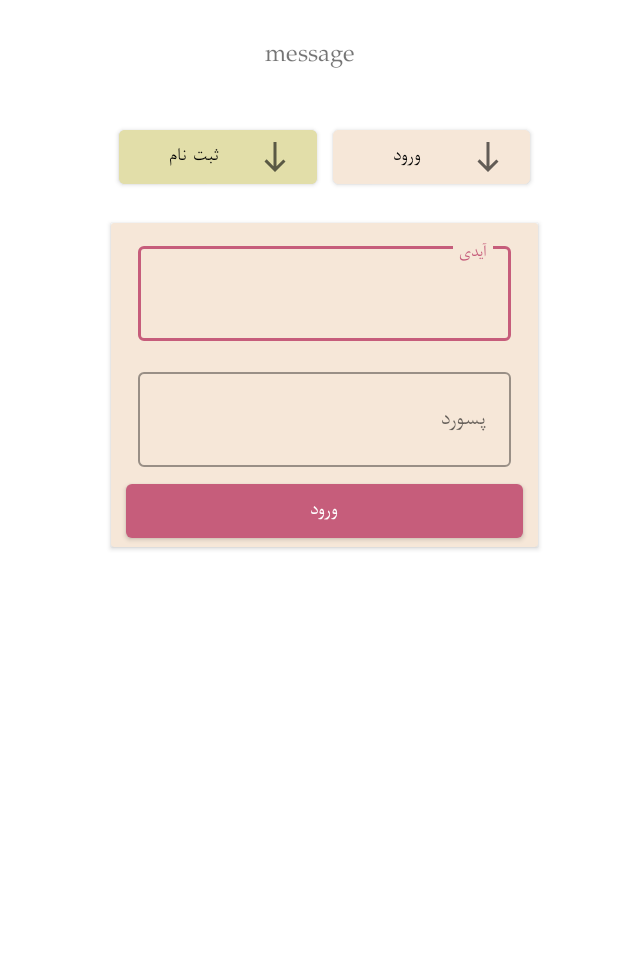
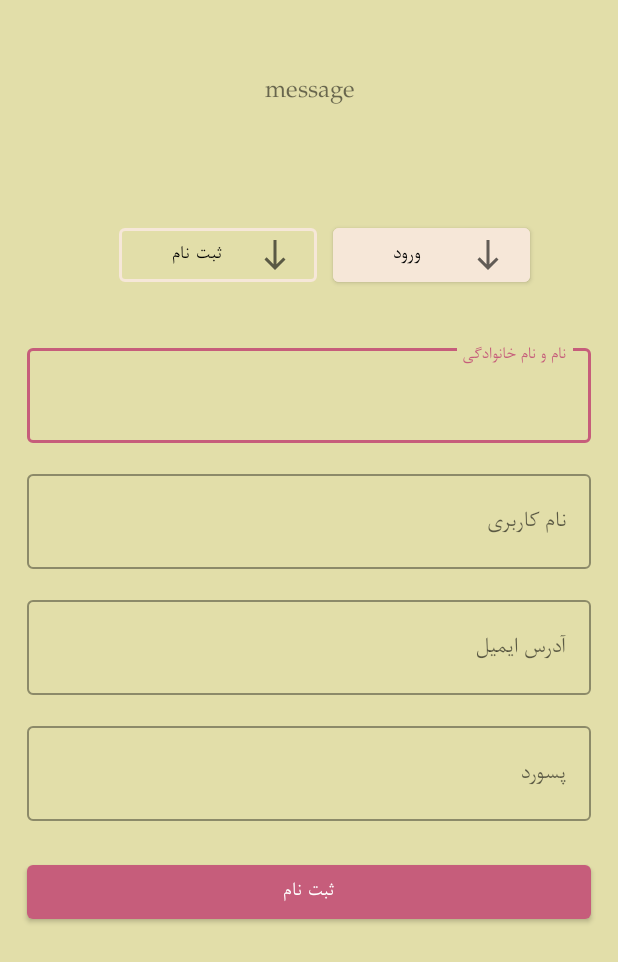
Before and after one commit to najmeRajabi/MyShop, an Android app: the layout fragment_customer.xml on its own in the app's theme, with its tools: preview values and no code run, on a phone screen of 412 x 824 dp. Shown: the top 962 px of the screen. Run offline under Robolectric (Android 15) with nearby library versions, the phone set to English and light mode, and no system bars.

Commit message:
add fun saveCustomer to sharedPreferences in CustomerViewModel.kt

```diff
--- a/app/src/main/java/com/example/myshop/ui/customer/CustomerViewModel.kt
+++ b/app/src/main/java/com/example/myshop/ui/customer/CustomerViewModel.kt
@@ -1,17 +1,25 @@
 package com.example.myshop.ui.customer
 
+import android.content.Context
 import androidx.lifecycle.MutableLiveData
 import androidx.lifecycle.viewModelScope
 import com.example.myshop.data.ProductRepository
 import com.example.myshop.model.Customer
+import com.example.myshop.ui.detail.ORDER
+import com.example.myshop.ui.detail.ORDER_ID
 import com.example.myshop.ui.disconnect.BaseViewModel
 import com.example.myshop.ui.disconnect.State
-import com.example.myshop.ui.handleRequestCode
 import dagger.hilt.android.lifecycle.HiltViewModel
 import kotlinx.coroutines.Dispatchers
-import kotlinx.coroutines.ExecutorCoroutineDispatcher
 import kotlinx.coroutines.launch
 import javax.inject.Inject
+
+const val CUSTOMER_INFO = "customerInfo"
+const val CUSTOMER_NAME = "customerName"
+const val CUSTOMER_ID = "customerId"
+const val CUSTOMER_USERNAME = "customerUserName"
+const val CUSTOMER_PASSWORD = "customerPassword"
+const val CUSTOMER_EMAIL = "customerEmail"
 
 @HiltViewModel
 class CustomerViewModel @Inject constructor(
@@ -22,36 +30,54 @@ class CustomerViewModel @Inject constructor(
     val registerMessage = MutableLiveData<String>()
     val state = MutableLiveData<State>()
 
-    fun register(customer: Customer) {
+    fun register(iCustomer: Customer) {
         viewModelScope.launch(Dispatchers.IO) {
+            try {
                 state.postValue(State.LOADING)
-            mCustomer.postValue( productRepository.register(customer).data!![0])
-            state.postValue(productRepository.register(customer).status)
-            message.postValue(productRepository.register(customer).message)
-            registerMessage.postValue(message.value+" آیدی شما:  "+mCustomer.value?.id)
+                val listCustomer =productRepository.register(iCustomer).data!!
+                mCustomer.postValue(listCustomer[listCustomer.size-1])
+                state.postValue(productRepository.register(iCustomer).status)
+                message.postValue(productRepository.register(iCustomer).message)
+                registerMessage.postValue(message.value + " آیدی شما:  " + mCustomer.value?.id)
+                customer.postValue(mCustomer.value)
+                registered = true
+            }catch (e: Exception){
+                state.postValue(State.FAILED)
             }
-//        viewModelScope.launch {
-//            try {
-//                mCustomer.postValue(productRepository.register(customer = customer)[0])
-//                registerMessage.postValue("ثبت نام با موفقیت انجام شد. آیدی شما = "+ (mCustomer.value?.id
-//                    ?: 0))
-//            } catch (e: Exception) {
-//                registerMessage.postValue("ثبت نام با شکست رو برو شد !  "+ e.message)
-//            }
-//        }
+
+        }
+    }
+
+    fun saveCustomerToShearedPreferences(context: Context) {
+        if (registered) {
+            val sharedPreferences =
+                context.getSharedPreferences(CUSTOMER_INFO, Context.MODE_PRIVATE)
+            val editor = sharedPreferences.edit()
+            editor.putString(CUSTOMER_NAME, mCustomer.value?.first_name)
+            editor.putString(CUSTOMER_ID, mCustomer.value?.id)
+            editor.putString(CUSTOMER_USERNAME, mCustomer.value?.username)
+            editor.putString(CUSTOMER_PASSWORD, mCustomer.value?.password)
+            editor.putString(CUSTOMER_EMAIL, mCustomer.value?.email)
+            editor.apply()
+        }
     }
 
     fun login(id: Int , password: String) {
         viewModelScope.launch(Dispatchers.IO) {
+            try {
                 state.postValue(State.LOADING)
                 val customer: Customer = productRepository.login(id).data!![0]
                 state.postValue(productRepository.login(id).status)
                 message.postValue(productRepository.login(id).message)
                 if (customer.password.toString() == password) {
                     mCustomer.postValue(customer)
-                registerMessage.postValue(message.value+"ورود با موفقیت انجام شد. ")
-            }else
-                registerMessage.postValue(message.value )
+                    registerMessage.postValue(message.value + "ورود با موفقیت انجام شد. ")
+                    registered = true
+                } else
+                    registerMessage.postValue(message.value)
+            }catch (e: Exception){
+                state.postValue(State.FAILED)
             }
         }
     }
+}
--- a/app/src/main/res/layout/fragment_customer.xml
+++ b/app/src/main/res/layout/fragment_customer.xml
@@ -1,51 +1,59 @@
 <?xml version="1.0" encoding="utf-8"?>
 <layout xmlns:android="http://schemas.android.com/apk/res/android"
-    xmlns:tools="http://schemas.android.com/tools"
-    xmlns:app="http://schemas.android.com/apk/res-auto">
+    xmlns:app="http://schemas.android.com/apk/res-auto"
+    xmlns:tools="http://schemas.android.com/tools">
 
     <data>
 
     </data>
 
+    <androidx.coordinatorlayout.widget.CoordinatorLayout
+        android:layout_width="match_parent"
+        android:layout_height="match_parent"
+        android:background="?attr/colorSecondaryVariant"
+        tools:context=".ui.customer.CustomerFragment">
+
         <ScrollView
             android:layout_width="match_parent"
-        android:layout_height="match_parent"
-        tools:context=".ui.customer.CustomerFragment">
+            android:layout_height="wrap_content">
 
             <androidx.constraintlayout.widget.ConstraintLayout
                 android:layout_width="match_parent"
-            android:layout_height="wrap_content">
+                android:layout_height="wrap_content"
+                android:paddingBottom="50dp">
 
                 <Button
                     android:id="@+id/btn_register_card"
+                    style="?attr/materialButtonOutlinedStyle"
                     android:layout_width="0dp"
                     android:layout_height="wrap_content"
+                    android:layout_marginStart="5dp"
+                    android:layout_marginEnd="5dp"
+                    android:drawableEnd="@drawable/ic_baseline_south_24"
                     android:text="@string/register"
                     android:textColor="?attr/colorOnSecondary"
                     android:textSize="@dimen/priceSizeHomeItem"
-                android:backgroundTint="?attr/colorSecondaryVariant"
-                android:layout_marginStart="5dp"
-                android:layout_marginEnd="5dp"
-                android:drawableEnd="@drawable/ic_baseline_south_24"
                     app:layout_constraintBottom_toTopOf="@id/guideline_H_0.35"
+                    app:layout_constraintEnd_toStartOf="@id/btn_signin_card"
+                    app:layout_constraintStart_toEndOf="@id/guideline_V_0.18"
                     app:layout_constraintTop_toBottomOf="@id/guideline_H_0.2"
-                app:layout_constraintStart_toEndOf="@id/guideline_V_0.18"
-                app:layout_constraintEnd_toStartOf="@id/btn_signin_card"/>
+                    app:strokeColor="?attr/colorSecondary"
+                    app:strokeWidth="2dp"/>
+
                 <Button
                     android:id="@+id/btn_signin_card"
                     android:layout_width="0dp"
                     android:layout_height="wrap_content"
+                    android:layout_marginStart="5dp"
+                    android:layout_marginEnd="5dp"
+                    android:backgroundTint="?attr/colorSecondary"
+                    android:drawableEnd="@drawable/ic_baseline_south_24"
                     android:text="@string/signin"
                     android:textColor="?attr/colorOnSecondary"
-                android:backgroundTint="?attr/colorSecondary"
-                android:layout_marginStart="5dp"
-                android:layout_marginEnd="5dp"
-                android:drawableEnd="@drawable/ic_baseline_south_24"
                     app:layout_constraintBottom_toTopOf="@id/guideline_H_0.35"
-                app:layout_constraintTop_toBottomOf="@id/guideline_H_0.2"
+                    app:layout_constraintEnd_toStartOf="@id/guideline_V_0.87"
                     app:layout_constraintStart_toEndOf="@id/btn_register_card"
-                app:layout_constraintEnd_toStartOf="@id/guideline_V_0.87"
-                />
+                    app:layout_constraintTop_toBottomOf="@id/guideline_H_0.2" />
 
                 <androidx.constraintlayout.widget.Guideline
                     android:id="@+id/guideline_H_0.2"
@@ -74,96 +82,31 @@
                     android:layout_height="wrap_content"
                     android:orientation="vertical"
                     app:layout_constraintGuide_percent="0.87" />
-            <androidx.cardview.widget.CardView
-                android:id="@+id/card_register"
-                android:layout_width="0dp"
-                android:visibility="invisible"
-                android:layout_height="wrap_content"
-                app:layout_constraintBottom_toBottomOf="parent"
-                app:layout_constraintTop_toBottomOf="@id/guideline_H_0.35"
-                app:layout_constraintStart_toEndOf="@id/guideline_V_0.18"
-                app:layout_constraintEnd_toStartOf="@id/guideline_V_0.87"
-                android:backgroundTint="?attr/colorSecondaryVariant">
+
+<!-- sign in page               -->
 
                 <LinearLayout
+                    android:id="@+id/ll_signin"
                     android:layout_width="match_parent"
                     android:layout_height="match_parent"
-                    android:orientation="vertical">
-
-
-
-                <com.google.android.material.textfield.TextInputLayout
-                    android:id="@+id/email_edtField_register"
-                    android:layout_width="match_parent"
-                    android:layout_height="wrap_content"
-                    android:layout_marginStart="18dp"
-                    android:layout_marginEnd="18dp"
-                    android:layout_marginTop="10dp"
-                    android:layout_marginBottom="5dp"
-                    android:hint="@string/emailAddress"
-                    style="@style/Widget.MaterialComponents.TextInputLayout.OutlinedBox">
-
-                    <com.google.android.material.textfield.TextInputEditText
-                        android:id="@+id/email_edt_register"
-                        android:layout_width="match_parent"
-                        android:layout_height="wrap_content" />
-
-                </com.google.android.material.textfield.TextInputLayout>
-
-                <com.google.android.material.textfield.TextInputLayout
-                    android:id="@+id/password_edtField_register"
-                    android:layout_width="match_parent"
-                    android:layout_height="wrap_content"
-                    android:layout_marginStart="18dp"
-                    android:layout_marginEnd="18dp"
-                    android:layout_marginTop="10dp"
-                    android:layout_marginBottom="5dp"
-                    android:hint="@string/password"
-                    style="@style/Widget.MaterialComponents.TextInputLayout.OutlinedBox">
-
-                    <com.google.android.material.textfield.TextInputEditText
-                        android:id="@+id/password_edt_register"
-                        android:layout_width="match_parent"
-                        android:layout_height="wrap_content" />
-
-                </com.google.android.material.textfield.TextInputLayout>
-
-                <Button
-                    android:id="@+id/btn_register"
-                    android:layout_width="match_parent"
-                    android:layout_height="wrap_content"
-                    android:text="@string/register"
-                    android:layout_gravity="bottom"
-                    android:layout_marginEnd="10dp"
-                    android:layout_marginStart="10dp"/>
-                </LinearLayout>
-            </androidx.cardview.widget.CardView>
-            <androidx.cardview.widget.CardView
-                android:id="@+id/card_signin"
-                android:layout_width="0dp"
-                android:layout_height="wrap_content"
-                app:layout_constraintBottom_toBottomOf="parent"
-                app:layout_constraintTop_toBottomOf="@id/guideline_H_0.35"
+                    android:orientation="vertical"
+                    android:visibility="gone"
+                    app:layout_constraintBottom_toBottomOf="@id/ll_register"
+                    app:layout_constraintEnd_toStartOf="@id/guideline_V_0.87"
                     app:layout_constraintStart_toEndOf="@id/guideline_V_0.18"
-                app:layout_constraintEnd_toStartOf="@id/guideline_V_0.87"
-                android:backgroundTint="?attr/colorSecondary">
-
-                <LinearLayout
-                    android:layout_width="match_parent"
-                    android:layout_height="match_parent"
-                    android:orientation="vertical">
+                    app:layout_constraintTop_toBottomOf="@id/guideline_H_0.35">
 
 
                     <com.google.android.material.textfield.TextInputLayout
                         android:id="@+id/id_edtField_signIn"
+                        style="@style/Widget.MaterialComponents.TextInputLayout.OutlinedBox"
                         android:layout_width="match_parent"
                         android:layout_height="wrap_content"
                         android:layout_marginStart="18dp"
+                        android:layout_marginTop="10dp"
                         android:layout_marginEnd="18dp"
-                    android:layout_marginTop="10dp"
                         android:layout_marginBottom="5dp"
-                    android:hint="@string/id"
-                    style="@style/Widget.MaterialComponents.TextInputLayout.OutlinedBox">
+                        android:hint="@string/id">
 
                         <com.google.android.material.textfield.TextInputEditText
                             android:id="@+id/id_edt_signIn"
@@ -175,14 +118,14 @@
 
                     <com.google.android.material.textfield.TextInputLayout
                         android:id="@+id/password_edtField_signIn"
+                        style="@style/Widget.MaterialComponents.TextInputLayout.OutlinedBox"
                         android:layout_width="match_parent"
                         android:layout_height="wrap_content"
                         android:layout_marginStart="18dp"
+                        android:layout_marginTop="10dp"
                         android:layout_marginEnd="18dp"
-                        android:layout_marginTop="10dp"
                         android:layout_marginBottom="5dp"
-                        android:hint="@string/password"
-                        style="@style/Widget.MaterialComponents.TextInputLayout.OutlinedBox">
+                        android:hint="@string/password">
 
                         <com.google.android.material.textfield.TextInputEditText
                             android:id="@+id/password_edt_signIn"
@@ -196,41 +139,135 @@
                         android:id="@+id/btn_signIn"
                         android:layout_width="match_parent"
                         android:layout_height="wrap_content"
-                    android:text="@string/signin"
                         android:layout_gravity="bottom"
+                        android:layout_marginStart="10dp"
                         android:layout_marginEnd="10dp"
-                    android:layout_marginStart="10dp"/>
+                        android:text="@string/signin" />
                 </LinearLayout>
+<!--  register page               -->
 
-            </androidx.cardview.widget.CardView>
+                <LinearLayout
+                    android:id="@+id/ll_register"
+                    android:layout_width="match_parent"
+                    android:layout_height="match_parent"
+                    android:orientation="vertical"
+                    app:layout_constraintBottom_toBottomOf="parent"
+                    app:layout_constraintEnd_toStartOf="@id/guideline_V_0.87"
+                    app:layout_constraintStart_toEndOf="@id/guideline_V_0.18"
+                    app:layout_constraintTop_toBottomOf="@id/guideline_H_0.35">
 
+
+                    <com.google.android.material.textfield.TextInputLayout
+                        android:id="@+id/name_edtField_register"
+                        style="@style/Widget.MaterialComponents.TextInputLayout.OutlinedBox"
+                        android:layout_width="match_parent"
+                        android:layout_height="wrap_content"
+                        android:layout_marginStart="18dp"
+                        android:layout_marginTop="10dp"
+                        android:layout_marginEnd="18dp"
+                        android:layout_marginBottom="5dp"
+                        android:hint="@string/name">
+
+                        <com.google.android.material.textfield.TextInputEditText
+                            android:id="@+id/name_edt_register"
+                            android:layout_width="match_parent"
+                            android:layout_height="wrap_content" />
+
+                    </com.google.android.material.textfield.TextInputLayout>
+
+                    <com.google.android.material.textfield.TextInputLayout
+                        android:id="@+id/username_edtField_register"
+                        style="@style/Widget.MaterialComponents.TextInputLayout.OutlinedBox"
+                        android:layout_width="match_parent"
+                        android:layout_height="wrap_content"
+                        android:layout_marginStart="18dp"
+                        android:layout_marginTop="10dp"
+                        android:layout_marginEnd="18dp"
+                        android:layout_marginBottom="5dp"
+                        android:hint="@string/username">
+
+                        <com.google.android.material.textfield.TextInputEditText
+                            android:id="@+id/username_edt_register"
+                            android:layout_width="match_parent"
+                            android:layout_height="wrap_content" />
+
+                    </com.google.android.material.textfield.TextInputLayout>
+
+                    <com.google.android.material.textfield.TextInputLayout
+                        android:id="@+id/email_edtField_register"
+                        style="@style/Widget.MaterialComponents.TextInputLayout.OutlinedBox"
+                        android:layout_width="match_parent"
+                        android:layout_height="wrap_content"
+                        android:layout_marginStart="18dp"
+                        android:layout_marginTop="10dp"
+                        android:layout_marginEnd="18dp"
+                        android:layout_marginBottom="5dp"
+                        android:hint="@string/emailAddress">
+
+                        <com.google.android.material.textfield.TextInputEditText
+                            android:id="@+id/email_edt_register"
+                            android:layout_width="match_parent"
+                            android:layout_height="wrap_content" />
+
+                    </com.google.android.material.textfield.TextInputLayout>
+
+                    <com.google.android.material.textfield.TextInputLayout
+                        android:id="@+id/password_edtField_register"
+                        style="@style/Widget.MaterialComponents.TextInputLayout.OutlinedBox"
+                        android:layout_width="match_parent"
+                        android:layout_height="wrap_content"
+                        android:layout_marginStart="18dp"
+                        android:layout_marginTop="10dp"
+                        android:layout_marginEnd="18dp"
+                        android:layout_marginBottom="5dp"
+                        android:hint="@string/password">
+
+                        <com.google.android.material.textfield.TextInputEditText
+                            android:id="@+id/password_edt_register"
+                            android:layout_width="match_parent"
+                            android:layout_height="wrap_content" />
+
+                    </com.google.android.material.textfield.TextInputLayout>
+
+                    <Button
+                        android:id="@+id/btn_register"
+                        android:layout_width="match_parent"
+                        android:layout_height="wrap_content"
+                        android:layout_gravity="bottom"
+                        android:layout_marginStart="@dimen/defaultMargin"
+                        android:layout_marginTop="@dimen/defaultMargin"
+                        android:layout_marginEnd="@dimen/defaultMargin"
+                        android:text="@string/register" />
+                </LinearLayout>
+<!--     message        -->
                 <TextView
                     android:id="@+id/txv_customer_message"
                     android:layout_width="0dp"
                     android:layout_height="match_parent"
                     android:layout_marginTop="20dp"
+                    android:gravity="center"
                     android:paddingBottom="20dp"
-                tools:text="message"
-                android:gravity="center"
                     android:textSize="@dimen/titleSizeCategoryItem"
+                    app:layout_constraintBottom_toTopOf="@id/guideline_H_0.2"
+                    app:layout_constraintEnd_toEndOf="parent"
                     app:layout_constraintStart_toStartOf="parent"
-                app:layout_constraintEnd_toEndOf="parent"
                     app:layout_constraintTop_toTopOf="parent"
-                app:layout_constraintBottom_toTopOf="@id/guideline_H_0.2"/>
+                    tools:text="message" />
 
                 <ProgressBar
                     android:id="@+id/progressBar_profile"
                     style="?android:attr/progressBarStyleLarge"
                     android:layout_width="50dp"
                     android:layout_height="50dp"
+                    android:indeterminate="true"
+                    android:progressTint="@color/golden"
                     android:visibility="gone"
-                android:progressTint="@color/golden"
+                    app:layout_constraintBottom_toTopOf="@id/guideline_H_0.2"
+                    app:layout_constraintEnd_toEndOf="parent"
                     app:layout_constraintStart_toStartOf="parent"
-                app:layout_constraintEnd_toEndOf="parent"
-                app:layout_constraintTop_toTopOf="parent"
-                app:layout_constraintBottom_toTopOf="@id/guideline_H_0.2"
-                android:indeterminate="true" />
+                    app:layout_constraintTop_toTopOf="parent" />
             </androidx.constraintlayout.widget.ConstraintLayout>
+        </ScrollView>
 
-    </ScrollView>
+    </androidx.coordinatorlayout.widget.CoordinatorLayout>
 </layout>
--- a/app/src/main/res/layout/fragment_filter.xml
+++ b/app/src/main/res/layout/fragment_filter.xml
@@ -68,7 +68,7 @@
             android:id="@+id/imv_problem_filter"
             android:layout_width="match_parent"
             android:layout_height="match_parent"
-            android:layout_margin="@dimen/defultMargin"
+            android:layout_margin="@dimen/defaultMargin"
             android:src="@drawable/problem"
             android:visibility="gone"
             />
--- a/app/src/main/res/layout/fragment_search.xml
+++ b/app/src/main/res/layout/fragment_search.xml
@@ -112,7 +112,7 @@
             android:id="@+id/imv_problem_search"
             android:layout_width="match_parent"
             android:layout_height="match_parent"
-            android:layout_margin="@dimen/defultMargin"
+            android:layout_margin="@dimen/defaultMargin"
             android:visibility="gone"
             android:src="@drawable/problem"/>
         <ProgressBar
```
Lines whose indentation alone changed are shown as unchanged.
